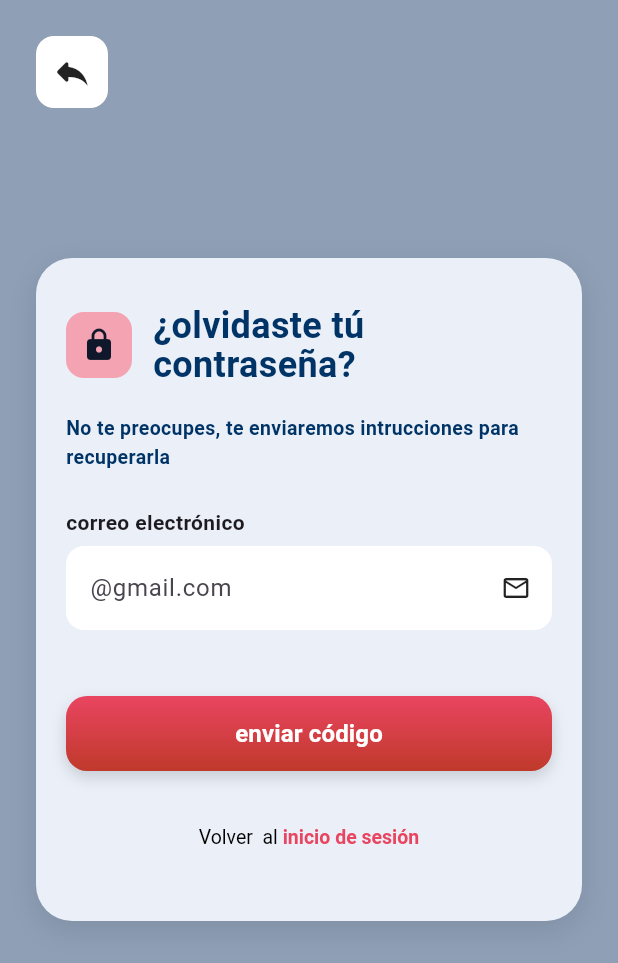
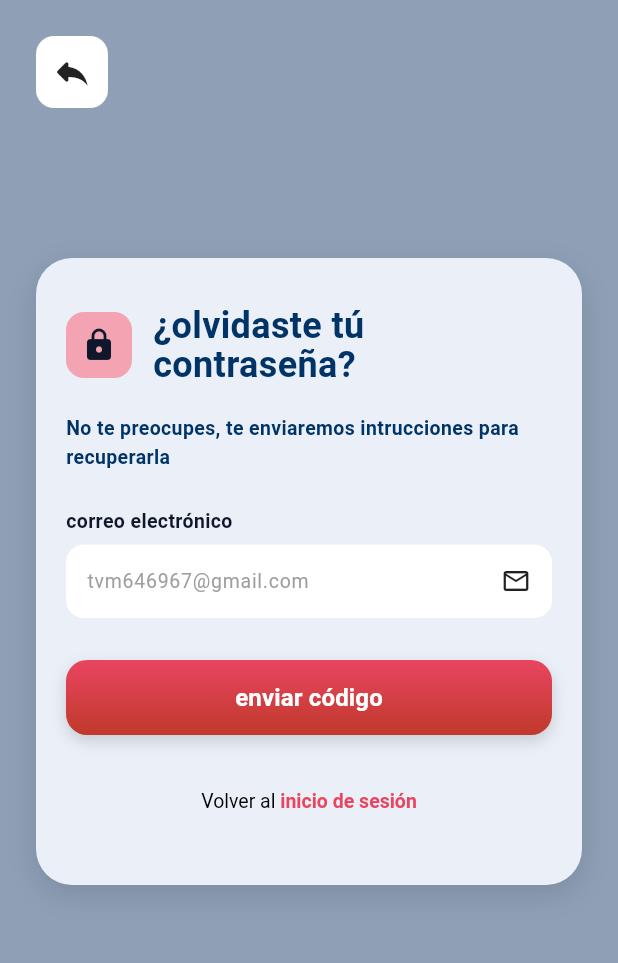
Before and after one commit to JAHACARI/ALCRIS, a Flutter app: the RecuperarScreen screen opened directly, on a phone screen of 412 x 824 dp. Shown: the top 963 px of the screen. Run offline on Flutter 3.47's test engine with Material 3 defaults, Android fonts, the light colour scheme and no system bars.

Commit message:
frontend de recuperacion de contraseña conectado con backend

```diff
--- a/frontend/alcris/lib/screen/recuperarcontraseña.dart
+++ b/frontend/alcris/lib/screen/recuperarcontraseña.dart
@@ -1,4 +1,3 @@
-import 'package:alcris/widgets/recuperar%20contrase%C3%B1a/tarjetarecuperar.dart';
 import 'package:flutter/material.dart';
 import 'package:alcris/widgets/recuperar contraseña/tarjetarecuperar.dart';
 
--- a/frontend/alcris/lib/screen/resumenreserva.dart
+++ b/frontend/alcris/lib/screen/resumenreserva.dart
@@ -15,6 +15,7 @@ class ResumenReservaScreen extends StatefulWidget {
 
 class _ResumenReservaScreenState extends State<ResumenReservaScreen> {
   final int _currentIndex = 1; // Ajustado al índice de Servicios para tu barra de 4 ítems
+  // ignore: unused_field
   String _metodoPagoSeleccionado = 'Efectivo';
 
   @override
--- a/frontend/alcris/lib/widgets/camposdetexto.dart
+++ b/frontend/alcris/lib/widgets/camposdetexto.dart
@@ -3,7 +3,7 @@ import 'package:flutter/material.dart';
 class CampoTexto extends StatelessWidget {
   final Map<String, dynamic> config;
 
-  const CampoTexto({super.key, required this.config});
+  const CampoTexto({super.key, required this.config, required TextEditingController controller});
 
   @override
   Widget build(BuildContext context) {
--- a/frontend/alcris/lib/widgets/recuperar contraseña/tarjetarecuperar.dart
+++ b/frontend/alcris/lib/widgets/recuperar contraseña/tarjetarecuperar.dart
@@ -1,10 +1,63 @@
-import 'package:alcris/widgets/recuperar%20contrase%C3%B1a/botondegradado.dart';
 import 'package:flutter/material.dart';
-import 'package:alcris/widgets/camposdetexto.dart';
-import 'package:alcris/widgets/recuperar contraseña/botondegradado.dart';
+import 'package:alcris/services/api4_recuperarcontrasena.dart';
+import 'package:alcris/screen/restablecercontrasena.dart';
+import 'package:alcris/widgets/recuperar contraseña/botondegradado.dart'; // Importación de tu botón reutilizable
 
-class TarjetaRecuperar extends StatelessWidget {
+class TarjetaRecuperar extends StatefulWidget {
   const TarjetaRecuperar({super.key});
+
+  @override
+  State<TarjetaRecuperar> createState() => _TarjetaRecuperarState();
+}
+
+class _TarjetaRecuperarState extends State<TarjetaRecuperar> {
+  final TextEditingController _emailController = TextEditingController();
+  bool _estaCargando = false;
+
+  @override
+  void dispose() {
+    _emailController.dispose();
+    super.dispose();
+  }
+
+  bool _esCorreoValido(String email) {
+    return RegExp(r'^[\w-\.]+@([\w-]+\.)+[\w-]{2,4}$').hasMatch(email.trim());
+  }
+
+  void _procesarEnvio() async {
+    final emailIngresado = _emailController.text.trim();
+
+    if (emailIngresado.isEmpty || !_esCorreoValido(emailIngresado)) {
+      ScaffoldMessenger.of(context).showSnackBar(
+        const SnackBar(
+          backgroundColor: Colors.redAccent,
+          content: Text('Por favor, ingresa un correo electrónico válido.'),
+        ),
+      );
+      return;
+    }
+
+    setState(() => _estaCargando = true);
+
+    final resultado = await ApiService.enviarCodigoRecuperacion(emailIngresado);
+
+    setState(() => _estaCargando = false);
+
+    if (resultado['exito']) {
+      ScaffoldMessenger.of(context).showSnackBar(
+        SnackBar(backgroundColor: Colors.green, content: Text(resultado['mensaje'])),
+      );
+
+      Navigator.push(
+        context,
+        MaterialPageRoute(builder: (context) => const RestablecerScreen()),
+      );
+    } else {
+      ScaffoldMessenger.of(context).showSnackBar(
+        SnackBar(backgroundColor: Colors.redAccent, content: Text(resultado['mensaje'])),
+      );
+    }
+  }
 
   @override
   Widget build(BuildContext context) {
@@ -13,9 +66,7 @@ class TarjetaRecuperar extends StatelessWidget {
       decoration: BoxDecoration(
         color: const Color(0xFFEAEFF8),
         borderRadius: BorderRadius.circular(24),
-        boxShadow: [
-          BoxShadow(color: Colors.black.withOpacity(0.1), blurRadius: 16, offset: const Offset(0, 6)),
-        ],
+        boxShadow: const [BoxShadow(color: Colors.black12, blurRadius: 16, offset: Offset(0, 6))],
       ),
       child: Column(
         children: [
@@ -28,29 +79,45 @@ class TarjetaRecuperar extends StatelessWidget {
               ),
               const SizedBox(width: 14),
               const Expanded(
-                child: Text(
-                  '¿olvidaste tú\ncontraseña?',
-                  style: TextStyle(color: const Color(0xFF003366), fontSize: 24, fontWeight: FontWeight.bold, height: 1.1),
+                child: Text('¿olvidaste tú\ncontraseña?', style: TextStyle(color: Color(0xFF003366), fontSize: 24, fontWeight: FontWeight.bold, height: 1.1)),
+              ),
+            ],
+          ),
+          const SizedBox(height: 20),
+          const Text('No te preocupes, te enviaremos intrucciones para recuperarla', style: TextStyle(color: Color(0xFF003366), fontSize: 13, fontWeight: FontWeight.bold)),
+          const SizedBox(height: 24),
+
+          Column(
+            crossAxisAlignment: CrossAxisAlignment.start,
+            children: [
+              const Text('correo electrónico', style: TextStyle(color: Color(0xFF0F172A), fontSize: 13, fontWeight: FontWeight.bold)),
+              const SizedBox(height: 6),
+              Container(
+                decoration: BoxDecoration(color: Colors.white, borderRadius: BorderRadius.circular(12)),
+                child: TextField(
+                  controller: _emailController, // SOLUCIÓN: Controlador nativo conectado para capturar el texto
+                  keyboardType: TextInputType.emailAddress,
+                  style: const TextStyle(fontSize: 14, color: Colors.black87),
+                  decoration: const InputDecoration(
+                    hintText: 'tvm646967@gmail.com',
+                    hintStyle: TextStyle(color: Colors.grey, fontSize: 13),
+                    contentPadding: EdgeInsets.symmetric(horizontal: 14, vertical: 14),
+                    border: InputBorder.none,
+                    suffixIcon: Icon(Icons.email_outlined, color: Colors.black87, size: 20),
+                  ),
                 ),
               ),
             ],
           ),
-          const SizedBox(height: 20),
-          const Text(
-            'No te preocupes, te enviaremos intrucciones para recuperarla',
-            style: TextStyle(color: const Color(0xFF003366), fontSize: 13, fontWeight: FontWeight.bold),
-          ),
-          const SizedBox(height: 24),
-          CampoTexto(config: {
-            'label': 'correo electrónico',
-            'hint': '@gmail.com',
-            'suffix': const Icon(Icons.email_outlined, color: Colors.black87, size: 20),
-          }),
           const SizedBox(height: 28),
-          BotonDegradado(
-            texto: 'enviar código',
-            onPressed: () {},
-          ),
+
+          // Implementación limpia de tu widget BotonDegradado con indicador de carga integrado
+          _estaCargando
+              ? const Center(child: CircularProgressIndicator(color: Color(0xFFE94560)))
+              : BotonDegradado(
+                  texto: 'enviar código',
+                  onPressed: _procesarEnvio,
+                ),
           const SizedBox(height: 20),
           TextButton(
             onPressed: () => Navigator.pop(context),
@@ -58,7 +125,7 @@ class TarjetaRecuperar extends StatelessWidget {
               text: const TextSpan(
                 style: TextStyle(fontSize: 13, color: Colors.black),
                 children: [
-                  TextSpan(text: 'Volver  al '),
+                  TextSpan(text: 'Volver al '),
                   TextSpan(text: 'inicio de sesión', style: TextStyle(color: Color(0xFFE94560), fontWeight: FontWeight.bold)),
                 ],
               ),
--- a/frontend/alcris/lib/widgets/registro/formulario.dart
+++ b/frontend/alcris/lib/widgets/registro/formulario.dart
@@ -23,7 +23,9 @@ class FormularioRegistro extends StatelessWidget {
       ),
       child: Column(
         children: [
-          ...campos.map((c) => CampoTexto(config: c)),
+          ...campos.map(
+            (c) => CampoTexto(config: c, controller: c['controller']),
+          ),
           Row(
             children: [
               Checkbox(
```
Also changed, not shown: frontend/alcris/lib/screen/restablecercontrasena.dart (added, +34 -0 lines), frontend/alcris/lib/services/api3_verifycuenta.dart (+19 -15 lines), frontend/alcris/lib/services/api4_recuperarcontrasena.dart (added, +26 -0 lines), frontend/alcris/lib/widgets/login/formulariologin.dart (+8 -1 lines), frontend/alcris/lib/widgets/recuperar contraseña/barrafortaleza.dart (added, +117 -0 lines), frontend/alcris/lib/widgets/recuperar contraseña/tarjetarestablecer.dart (added, +115 -0 lines).
